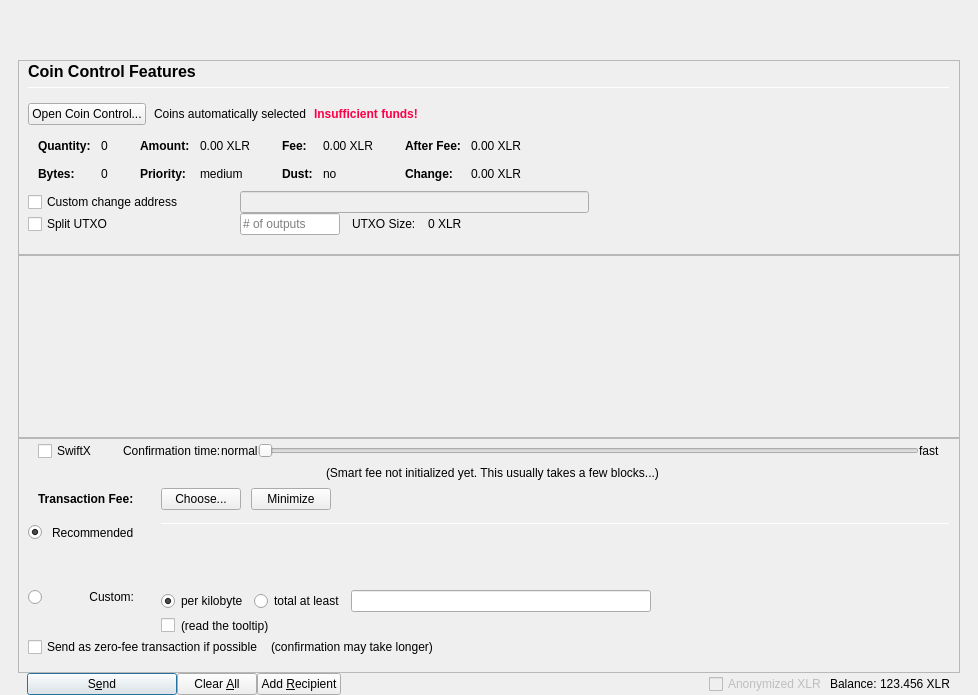
First picture: the form in src/qt/forms/sendcoinsdialog.ui, repository cryptocrowd-xcrc/core-wallet, before the edit.
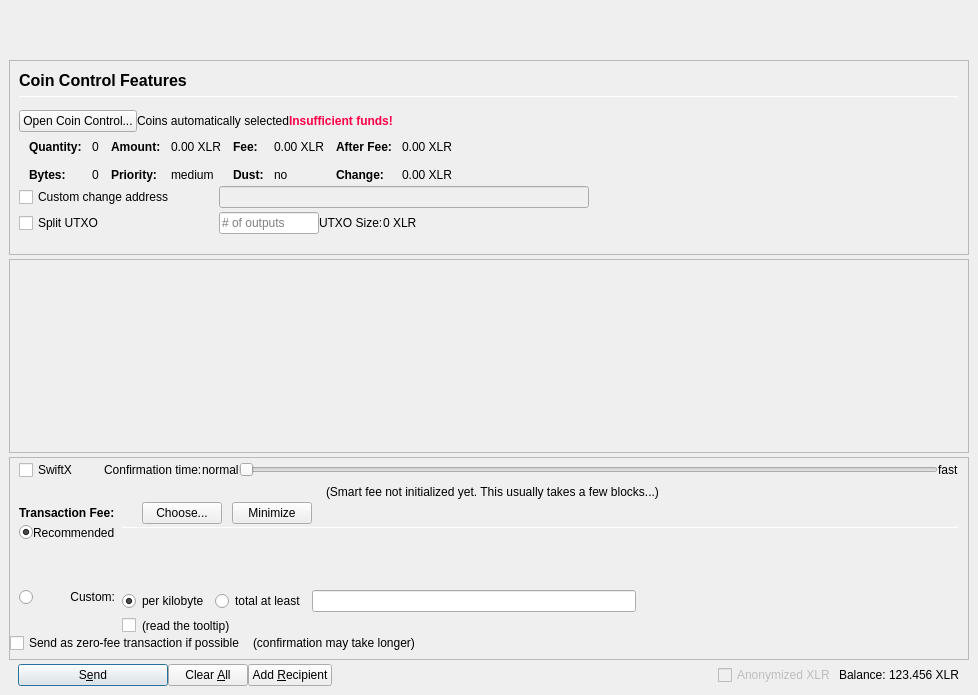
Second picture: the form after the edit. Icons and pictures are not drawn. Custom widgets are drawn as their Qt base class.

Patch:
```diff
--- a/src/qt/forms/sendcoinsdialog.ui
+++ b/src/qt/forms/sendcoinsdialog.ui
@@ -21,16 +21,16 @@
     <number>0</number>
    </property>
    <property name="leftMargin">
-    <number>0</number>
+    <number>9</number>
    </property>
    <property name="topMargin">
     <number>0</number>
    </property>
    <property name="rightMargin">
-    <number>0</number>
+    <number>9</number>
    </property>
    <property name="bottomMargin">
-    <number>0</number>
+    <number>9</number>
    </property>
    <item>
     <layout class="QVBoxLayout" name="verticalLayout_Master" stretch="0,1">
@@ -38,13 +38,13 @@
       <number>0</number>
      </property>
      <property name="leftMargin">
-      <number>9</number>
+      <number>0</number>
      </property>
      <property name="topMargin">
       <number>0</number>
      </property>
      <property name="rightMargin">
-      <number>9</number>
+      <number>0</number>
      </property>
      <property name="bottomMargin">
       <number>0</number>
@@ -56,13 +56,13 @@
          <number>0</number>
         </property>
         <property name="leftMargin">
-         <number>9</number>
+         <number>0</number>
         </property>
         <property name="topMargin">
          <number>0</number>
         </property>
         <property name="rightMargin">
-         <number>9</number>
+         <number>0</number>
         </property>
         <property name="bottomMargin">
          <number>0</number>
@@ -73,10 +73,10 @@
            <number>0</number>
           </property>
           <property name="leftMargin">
-           <number>9</number>
+           <number>0</number>
           </property>
           <property name="rightMargin">
-           <number>9</number>
+           <number>0</number>
           </property>
           <item>
            <widget class="QLabel" name="labelOverviewHeaderRight">
@@ -120,16 +120,16 @@
        </property>
        <layout class="QVBoxLayout" name="layout_BG" stretch="0,0,0,0">
         <property name="spacing">
-         <number>0</number>
+         <number>4</number>
         </property>
         <property name="leftMargin">
-         <number>9</number>
+         <number>0</number>
         </property>
         <property name="topMargin">
          <number>0</number>
         </property>
         <property name="rightMargin">
-         <number>9</number>
+         <number>0</number>
         </property>
         <property name="bottomMargin">
          <number>0</number>
@@ -156,25 +156,25 @@
           </property>
           <layout class="QVBoxLayout" name="verticalLayoutCoinControl2">
            <property name="spacing">
-            <number>0</number>
+            <number>4</number>
            </property>
            <property name="leftMargin">
-            <number>9</number>
+            <number>0</number>
            </property>
            <property name="topMargin">
             <number>0</number>
            </property>
            <property name="rightMargin">
-            <number>9</number>
+            <number>0</number>
            </property>
            <property name="bottomMargin">
-            <number>9</number>
+            <number>0</number>
            </property>
            <item>
             <widget class="QFrame" name="frameCoinControl_BG">
              <layout class="QVBoxLayout" name="verticalLayoutCoinControl" stretch="0,0,0,0,0,0">
               <property name="spacing">
-               <number>0</number>
+               <number>4</number>
               </property>
               <property name="leftMargin">
                <number>0</number>
@@ -190,8 +190,20 @@
               </property>
               <item>
                <layout class="QHBoxLayout" name="horizontalLayoutCoinControl1">
+                <property name="spacing">
+                 <number>4</number>
+                </property>
+                <property name="leftMargin">
+                 <number>9</number>
+                </property>
+                <property name="topMargin">
+                 <number>9</number>
+                </property>
+                <property name="rightMargin">
+                 <number>9</number>
+                </property>
                 <property name="bottomMargin">
-                 <number>15</number>
+                 <number>9</number>
                 </property>
                 <item>
                  <layout class="QVBoxLayout" name="verticalLayout_3">
@@ -253,10 +265,16 @@
               <item>
                <layout class="QHBoxLayout" name="horizontalLayoutCoinControl2" stretch="0,0,0,0">
                 <property name="spacing">
-                 <number>8</number>
+                 <number>0</number>
+                </property>
+                <property name="leftMargin">
+                 <number>9</number>
+                </property>
+                <property name="rightMargin">
+                 <number>9</number>
                 </property>
                 <property name="bottomMargin">
-                 <number>10</number>
+                 <number>0</number>
                 </property>
                 <item>
                  <widget class="QPushButton" name="pushButtonCoinControl">
@@ -348,13 +366,19 @@
                  <item>
                   <layout class="QHBoxLayout" name="horizontalLayoutCoinControl3" stretch="0,0,0,1">
                    <property name="spacing">
-                    <number>20</number>
+                    <number>0</number>
+                   </property>
+                   <property name="leftMargin">
+                    <number>9</number>
                    </property>
                    <property name="topMargin">
                     <number>0</number>
                    </property>
+                   <property name="rightMargin">
+                    <number>9</number>
+                   </property>
                    <property name="bottomMargin">
-                    <number>10</number>
+                    <number>0</number>
                    </property>
                    <item>
                     <layout class="QFormLayout" name="formLayoutCoinControl1">
@@ -685,18 +709,21 @@
                </widget>
               </item>
               <item>
-               <layout class="QHBoxLayout" name="horizontalLayoutCoinControl4">
+               <layout class="QHBoxLayout" name="horizontalLayoutCoinControl4" stretch="0,0,0">
                 <property name="spacing">
-                 <number>12</number>
+                 <number>0</number>
                 </property>
                 <property name="sizeConstraint">
                  <enum>QLayout::SetDefaultConstraint</enum>
                 </property>
+                <property name="leftMargin">
+                 <number>9</number>
+                </property>
                 <property name="topMargin">
                  <number>0</number>
                 </property>
                 <property name="rightMargin">
-                 <number>0</number>
+                 <number>9</number>
                 </property>
                 <item>
                  <widget class="QCheckBox" name="checkBoxCoinControlChange">
@@ -770,13 +797,16 @@
                </layout>
               </item>
               <item>
-               <layout class="QHBoxLayout" name="horizontalLayoutCoinControl6">
+               <layout class="QHBoxLayout" name="horizontalLayoutCoinControl6" stretch="0,0,0,0,0">
                 <property name="spacing">
-                 <number>12</number>
-                </property>
-                <property name="rightMargin">
                  <number>0</number>
                 </property>
+                <property name="leftMargin">
+                 <number>9</number>
+                </property>
+                <property name="rightMargin">
+                 <number>9</number>
+                </property>
                 <item>
                  <widget class="QCheckBox" name="splitBlockCheckBox">
                   <property name="sizePolicy">
@@ -885,8 +915,8 @@
             <rect>
              <x>0</x>
              <y>0</y>
-             <width>940</width>
-             <height>138</height>
+             <width>956</width>
+             <height>151</height>
             </rect>
            </property>
            <layout class="QVBoxLayout" name="verticalLayout_2" stretch="0,1">
@@ -951,16 +981,16 @@
             <number>0</number>
            </property>
            <property name="leftMargin">
-            <number>9</number>
+            <number>0</number>
            </property>
            <property name="topMargin">
             <number>0</number>
            </property>
            <property name="rightMargin">
-            <number>9</number>
+            <number>0</number>
            </property>
            <property name="bottomMargin">
-            <number>9</number>
+            <number>0</number>
            </property>
            <item>
             <layout class="QVBoxLayout" name="verticalLayoutFee2" stretch="0,0,0,0">
@@ -982,16 +1012,22 @@
                 <number>0</number>
                </property>
                <property name="leftMargin">
-                <number>10</number>
+                <number>0</number>
                </property>
                <property name="rightMargin">
-                <number>10</number>
+                <number>0</number>
                </property>
                <property name="bottomMargin">
-                <number>5</number>
+                <number>0</number>
                </property>
                <item>
                 <layout class="QHBoxLayout" name="horizontalLayoutFee9">
+                 <property name="leftMargin">
+                  <number>9</number>
+                 </property>
+                 <property name="rightMargin">
+                  <number>9</number>
+                 </property>
                  <item>
                   <widget class="QCheckBox" name="checkSwiftTX">
                    <property name="enabled">
@@ -1144,10 +1180,10 @@
              <item>
               <layout class="QHBoxLayout" name="horizontalLayoutFee1">
                <property name="leftMargin">
-                <number>10</number>
+                <number>9</number>
                </property>
                <property name="rightMargin">
-                <number>10</number>
+                <number>9</number>
                </property>
                <property name="bottomMargin">
                 <number>0</number>
@@ -1260,17 +1296,20 @@
                 </property>
                 <item>
                  <layout class="QGridLayout" name="gridLayoutFee">
+                  <property name="leftMargin">
+                   <number>9</number>
+                  </property>
                   <property name="topMargin">
-                   <number>10</number>
+                   <number>0</number>
+                  </property>
+                  <property name="rightMargin">
+                   <number>9</number>
                   </property>
                   <property name="bottomMargin">
-                   <number>4</number>
+                   <number>0</number>
                   </property>
-                  <property name="horizontalSpacing">
-                   <number>10</number>
-                  </property>
-                  <property name="verticalSpacing">
-                   <number>4</number>
+                  <property name="spacing">
+                   <number>0</number>
                   </property>
                   <item row="2" column="0">
                    <layout class="QVBoxLayout" name="verticalLayoutFee4" stretch="0">
```
